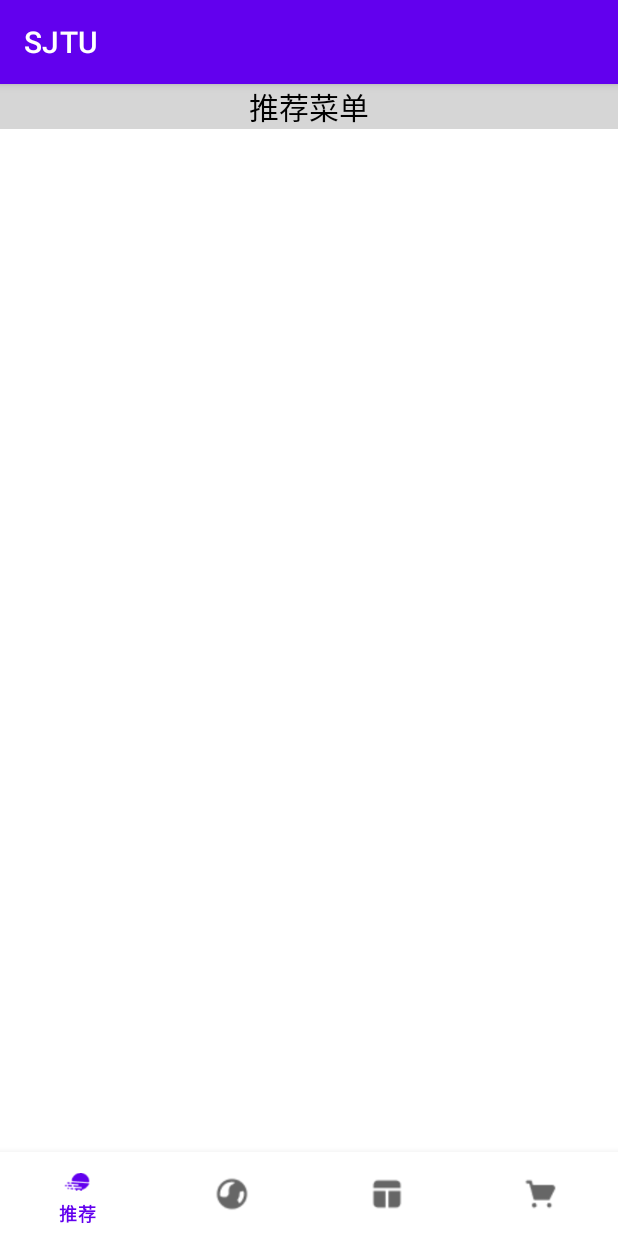
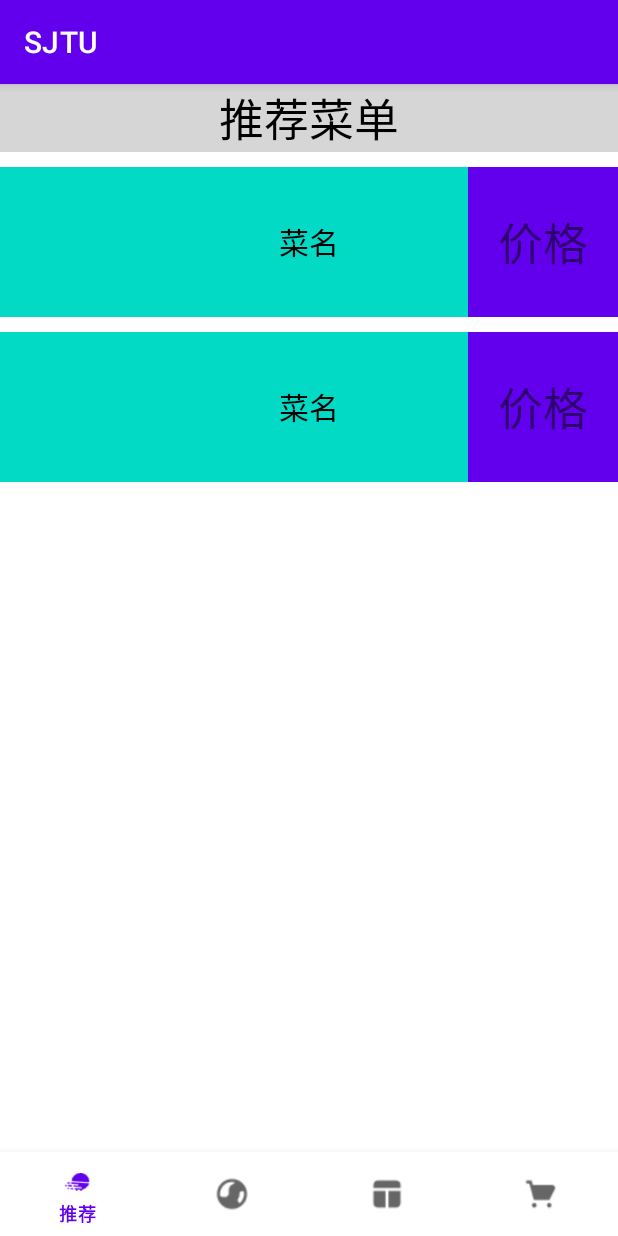
Before and after one commit to RubbishD/SJTU, an Android app: the screen it shows after launch (MainActivity), after a tap on "START", on a phone screen of 412 x 824 dp. Run offline under Robolectric (Android 15) with nearby library versions, the phone set to English and light mode, and no system bars; our stand-ins replace navigation-ui; libraries missing offline, so code that uses them is left out: com.diegodobelo.expandingview.

Commit message:
step2,not finished

```diff
--- a/app/src/main/AndroidManifest.xml
+++ b/app/src/main/AndroidManifest.xml
@@ -16,6 +16,7 @@
                 <category android:name="android.intent.category.LAUNCHER" />
             </intent-filter>
         </activity>
+        <activity android:name=".RecipeActivity1"></activity>
     </application>
 
 </manifest>
--- a/app/src/main/java/com/example/sjtu/RecommendFragment.java
+++ b/app/src/main/java/com/example/sjtu/RecommendFragment.java
@@ -1,5 +1,6 @@
 package com.example.sjtu;
 
+import android.content.Intent;
 import android.os.Bundle;
 
 import androidx.annotation.NonNull;
@@ -9,6 +10,7 @@ import androidx.fragment.app.Fragment;
 import android.view.LayoutInflater;
 import android.view.View;
 import android.view.ViewGroup;
+import android.widget.RelativeLayout;
 import android.widget.TextView;
 
 import com.diegodobelo.expandingview.ExpandingList;
@@ -19,10 +21,10 @@ import com.diegodobelo.expandingview.ExpandingList;
  * create an instance of this fragment.
  */
 public class RecommendFragment extends Fragment {
-
-    private TextView mTvTitle;
+    private RelativeLayout mRelativeLayout;
+    private TextView mTvprice;
     private static final String ARG_PARAM1 = "param1";
-    private static final String ARG_PARAM2 = "param2";
+     private static final String ARG_PARAM2 = "param2";
 
     private String mParam1;
     private String mParam2;
@@ -65,6 +67,13 @@ public class RecommendFragment extends Fragment {
     public void onViewCreated(@NonNull View view, @Nullable Bundle savedInstanceState) {
         super.onViewCreated(view, savedInstanceState);
         //
-        mTvTitle = view.findViewById(R.id.tv_Title);
+        mRelativeLayout = view.findViewById(R.id.relative1);
+        mRelativeLayout.setOnClickListener(new View.OnClickListener() {
+            @Override
+            public void onClick(View view) {
+                Intent intent = new Intent(getActivity(),RecipeActivity1.class);
+                startActivity(intent);
+            }
+        });
     }
 }
--- a/app/src/main/res/layout/fragment_recommend.xml
+++ b/app/src/main/res/layout/fragment_recommend.xml
@@ -1,19 +1,87 @@
 <?xml version="1.0" encoding="utf-8"?>
 <ScrollView xmlns:android="http://schemas.android.com/apk/res/android"
-    xmlns:tools="http://schemas.android.com/tools"
     android:layout_width="match_parent"
-    android:layout_height="match_parent"
-    tools:context=".RecommendFragment">
-
+    android:layout_height="match_parent">
+    <RelativeLayout
+        android:layout_width="match_parent"
+        android:layout_height="match_parent">
         <!-- TODO: Update blank fragment layout -->
         <TextView
             android:id="@+id/tv_Title"
             android:layout_width="match_parent"
-        android:layout_height="match_parent"
+            android:layout_height="wrap_content"
             android:text="推荐菜单"
             android:textColor="#000000"
-        android:textSize="20sp"
+            android:textSize="30sp"
             android:gravity="center"
             android:background="#D6D6D6"/>
 
+        <RelativeLayout
+            android:id="@+id/relative1"
+            android:layout_width="match_parent"
+            android:layout_height="100dp"
+            android:layout_below="@id/tv_Title"
+            android:layout_marginTop="10dp"
+            android:background="@color/teal_200">
+
+            <TextView
+                android:id="@+id/tv_name1"
+                android:layout_width="100dp"
+                android:clickable="true"
+                android:layout_height="match_parent"
+                android:layout_centerInParent="true"
+                android:gravity="center"
+                android:text="菜名"
+                android:textColor="@color/black"
+                android:textFontWeight="1"
+                android:textSize="20sp" />
+
+            <TextView
+                android:id="@+id/tv_price1"
+                android:layout_width="100dp"
+                android:layout_height="match_parent"
+                android:layout_centerVertical="true"
+                android:layout_alignParentEnd="true"
+                android:background="@color/purple_500"
+                android:gravity="center"
+                android:text="价格"
+                android:textSize="30sp" />
+
+        </RelativeLayout>
+        <RelativeLayout
+            android:id="@+id/relative2"
+            android:layout_width="match_parent"
+            android:layout_height="100dp"
+            android:layout_below="@id/relative1"
+            android:layout_marginTop="10dp"
+            android:background="@color/teal_200">
+
+            <TextView
+                android:id="@+id/tv_name2"
+                android:layout_width="100dp"
+                android:layout_height="match_parent"
+                android:layout_centerInParent="true"
+                android:gravity="center"
+                android:text="菜名"
+                android:textColor="@color/black"
+                android:textFontWeight="1"
+                android:textSize="20sp" />
+
+            <TextView
+                android:id="@+id/tv_price2"
+                android:layout_width="100dp"
+                android:layout_height="match_parent"
+                android:layout_centerVertical="true"
+                android:layout_alignParentEnd="true"
+                android:background="@color/purple_500"
+                android:gravity="center"
+                android:text="价格"
+                android:textSize="30sp" />
+
+        </RelativeLayout>
+    </RelativeLayout>
+
+
+
+
 </ScrollView>
```
Also changed, not shown: app/src/main/java/com/example/sjtu/RecipeActivity1.java (added, +14 -0 lines), app/src/main/res/layout/activity_recipe1.xml (added, +231 -0 lines). Lines whose indentation alone changed are shown as unchanged.
